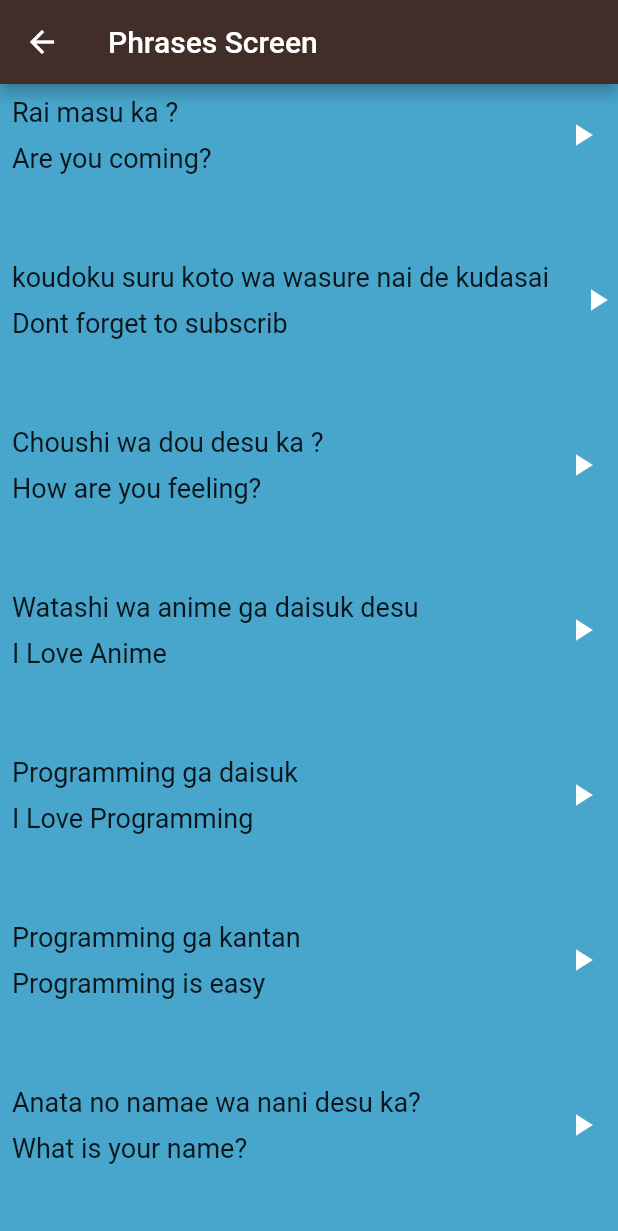
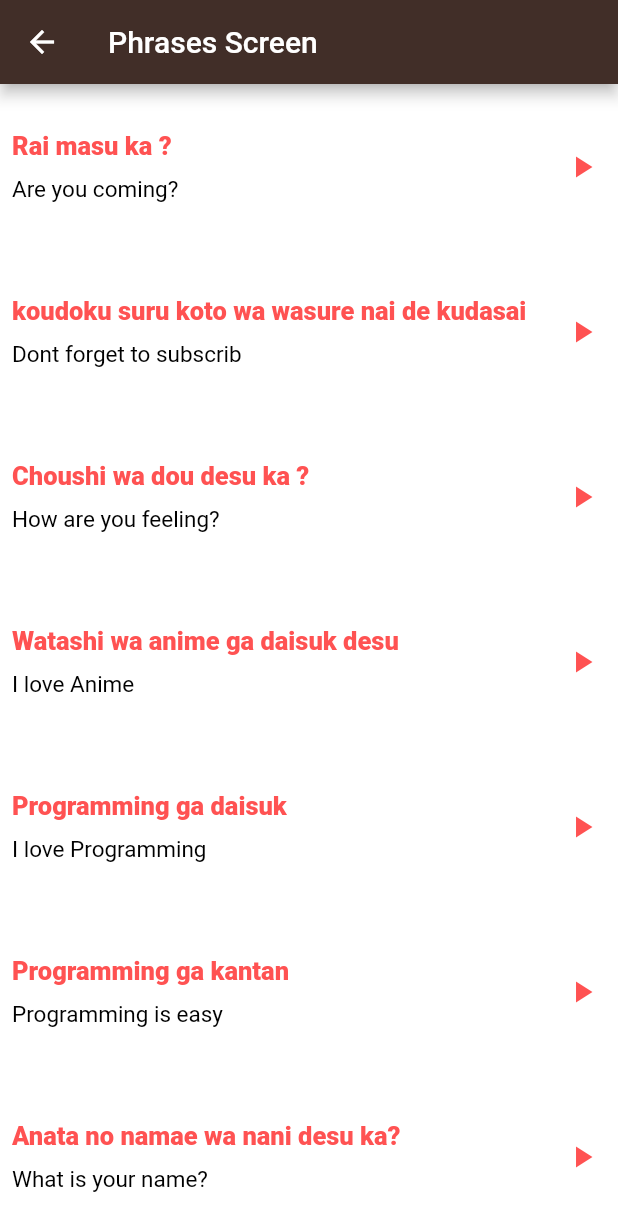
Before and after one commit to HusseinElwakeel/tuko2_app, a Flutter app: the screen it shows after launch, after a tap on "Phrases", on a phone screen of 412 x 824 dp. Shown: the top 1231 px of the screen. Run offline on Flutter 3.47's test engine with Material 3 defaults, Android fonts, the light colour scheme and no system bars; our stand-ins replace audioplayers.

Commit message:
edit in Phrases Screen

```diff
--- a/lib/component/PhasesWidget.dart
+++ b/lib/component/PhasesWidget.dart
@@ -12,30 +12,28 @@ class PhrasesWidget extends StatelessWidget {
   Widget build(BuildContext context) {
     return Container(
       height: 110,
-      color: Color(0xff48a6cc),
-      child: SingleChildScrollView(
-        scrollDirection: Axis.vertical,
+      color: Colors.white,
       child: Row(
-          crossAxisAlignment: CrossAxisAlignment.center,
         children: [
           Padding(
             padding: const EdgeInsets.all(8.0),
             child: Column(
+              mainAxisAlignment: MainAxisAlignment.center,
               crossAxisAlignment: CrossAxisAlignment.start,
-                mainAxisAlignment: MainAxisAlignment.center,
               children: [
                 Text(
                   phrases.JpSentences,
                   style: TextStyle(
-                      fontSize: 18,
-                    ),
+                      fontSize: 17,
+                      color: Colors.redAccent,
+                      fontWeight: FontWeight.w900),
                 ),
                 SizedBox(
                   height: 10,
                 ),
                 Text(
                   phrases.EnSentences,
-                    style: TextStyle(fontSize: 18),
+                  style: TextStyle(color: Colors.black, fontSize: 15),
                 ),
               ],
             ),
@@ -49,10 +47,9 @@ class PhrasesWidget extends StatelessWidget {
               },
               icon: Icon(
                 Icons.play_arrow,
-                  color: Colors.white,
+                color: Colors.redAccent,
               ))
         ],
-        ),
       ),
     );
   }
--- a/lib/screens/HomeScreen.dart
+++ b/lib/screens/HomeScreen.dart
@@ -51,7 +51,7 @@ class HomeScreen extends StatelessWidget {
           ),
           Category(
               text: "Phrases",
-              color: Color(0xff48a6cc),
+              color: Colors.redAccent,
               onTap: () {
                 Navigator.push(
                     context,
--- a/lib/screens/PhrasesScreen.dart
+++ b/lib/screens/PhrasesScreen.dart
@@ -19,11 +19,11 @@ class PhrasesScreen extends StatelessWidget {
         JpSentences: "Choushi wa dou desu ka ?",
         Sound: "sounds/phrases/how_are_you_feeling.wav"),
     PhrasesModel(
-        EnSentences: "I Love Anime",
+        EnSentences: "I love Anime",
         JpSentences: "Watashi wa anime ga daisuk desu",
         Sound: "sounds/phrases/i_love_anime.wav"),
     PhrasesModel(
-        EnSentences: "I Love Programming",
+        EnSentences: "I love Programming",
         JpSentences: "Programming ga daisuk",
         Sound: "sounds/phrases/i_love_programming.wav"),
     PhrasesModel(
@@ -41,7 +41,7 @@ class PhrasesScreen extends StatelessWidget {
     PhrasesModel(
         EnSentences: "Yes I'm coming.",
         JpSentences: "Hai, rai masu.",
-        Sound: "assets/sounds/phrases/yes_im_coming.wav")
+        Sound: "sounds/phrases/yes_im_coming.wav")
   ];
 
   @override
```
Lines whose indentation alone changed are shown as unchanged.
